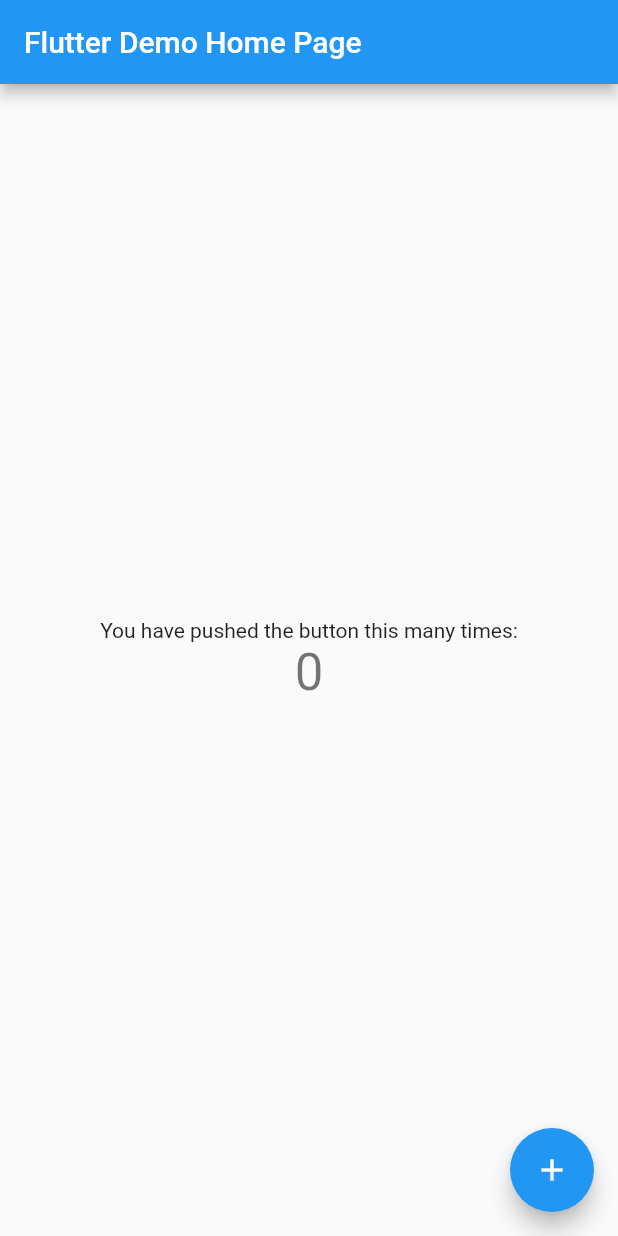
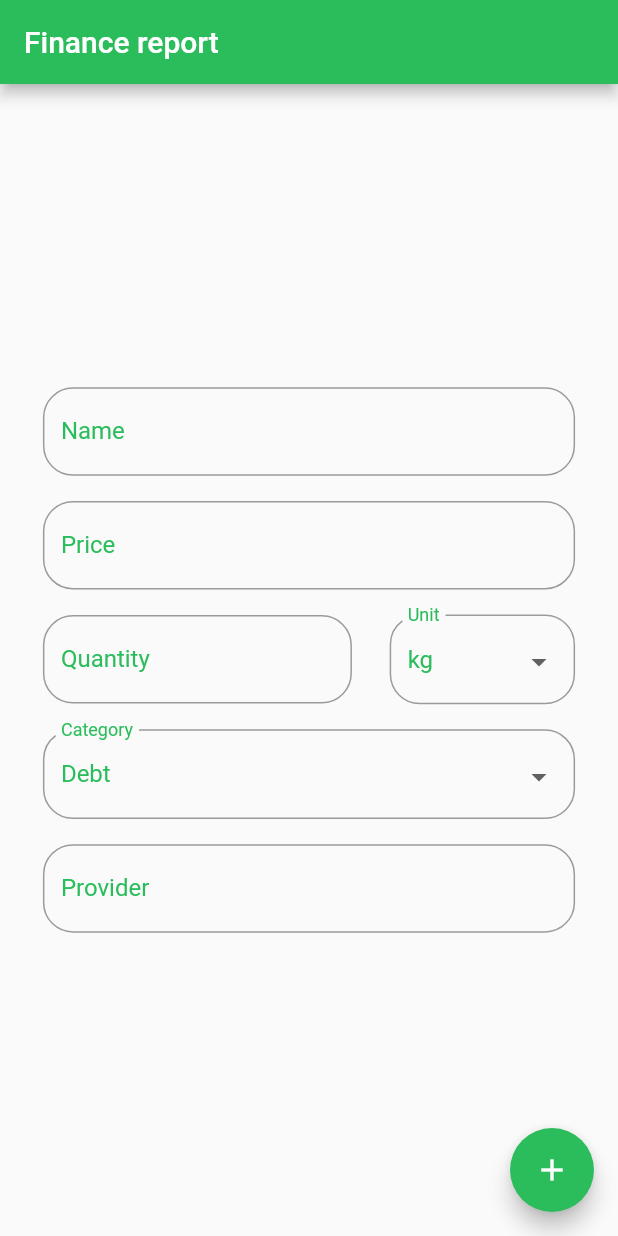
Before and after one commit to IgorTurcan/finance_report, a Flutter app: the screen it shows after launch, on a phone screen of 412 x 824 dp. Run offline on Flutter 3.47's test engine with Material 2 defaults, Android fonts, the phone set to English and light mode, and no system bars; our stand-ins replace flutter_screenutil, get.

Commit message:
Added basic layout

```diff
--- /dev/null
+++ b/lib/add_expense/add_expende_page.dart
@@ -0,0 +1,102 @@
+import 'package:finance_report/add_expense/controller/add_expense_controller.dart';
+import 'package:finance_report/add_expense/widgets/input_field.dart';
+import 'package:flutter/material.dart';
+import 'package:flutter_screenutil/flutter_screenutil.dart';
+import 'package:get/get.dart';
+
+import '../constants/app_colors.dart';
+import 'widgets/select_field.dart';
+
+class AddExpensePage extends StatelessWidget {
+  const AddExpensePage({Key? key}) : super(key: key);
+
+  @override
+  Widget build(BuildContext context) {
+    Get.lazyPut(() => AddExpenseController());
+    AddExpenseController controller = Get.find();
+
+    return Scaffold(
+      resizeToAvoidBottomInset: true,
+      appBar: AppBar(
+        backgroundColor: AppColors.standardColor,
+        title: const Text('Finance report'),
+      ),
+      body: Center(
+        child: Padding(
+          padding: EdgeInsets.only(left: 100.w, right: 100.w),
+          child: Obx(
+            () => SingleChildScrollView(
+              child: ListView(
+                shrinkWrap: true,
+                physics: const AlwaysScrollableScrollPhysics(),
+                children: <Widget>[
+                  InputField(
+                    labelText: controller.nameLabelText,
+                    controller: controller.nameTextEditingController.value,
+                  ),
+                  SizedBox(height: 60.h),
+                  InputField(
+                    labelText: controller.priceLabelText,
+                    controller: controller.priceTextEditingController.value,
+                  ),
+                  SizedBox(height: 60.h),
+                  Row(
+                    children: [
+                      SizedBox(
+                        width: 0.5.sw,
+                        child: InputField(
+                          labelText: controller.quantityLabelText,
+                          controller: controller.quantityTextEditingController.value,
+                        ),
+                      ),
+                      Expanded(child: Container()),
+                      SizedBox(
+                        width: 0.3.sw,
+                        child: SelectField(
+                          labelText: controller.measureUnitLabelText,
+                          valueList: controller.measureUnits,
+                          selectedValue: controller.selectedMeasureUnit.value,
+                          selectCallback: controller.selectedMeasureUnit,
+                        ),
+                      ),
+                    ],
+                  ),
+                  SizedBox(height: 60.h),
+                  SelectField(
+                    labelText: controller.expenseCategoryLabelText,
+                    valueList: controller.expenseCategories,
+                    selectedValue: controller.selectedExpenseCategory.value,
+                    selectCallback: controller.selectedExpenseCategory,
+                  ),
+                  SizedBox(height: 60.h),
+                  InputField(
+                    labelText: controller.providerLabelText,
+                    controller: controller.providerTextEditingController.value,
+                  ),
+                  // KeyboardContainer(),
+                ],
+              ),
+            ),
+          ),
+        ),
+      ),
+      floatingActionButton: FloatingActionButton(
+        backgroundColor: AppColors.standardColor,
+        onPressed: () {},
+        tooltip: 'Add',
+        child: const Icon(Icons.add),
+      ),
+    );
+  }
+}
+
+class KeyboardContainer extends StatelessWidget {
+  const KeyboardContainer({Key? key}) : super(key: key);
+
+  @override
+  Widget build(BuildContext context) {
+    return Container(
+      height: MediaQuery.of(context).viewInsets.bottom,
+    );
+  }
+}
--- /dev/null
+++ b/lib/add_expense/controller/add_expense_controller.dart
@@ -0,0 +1,54 @@
+import 'package:flutter/material.dart';
+import 'package:get/get.dart';
+
+class AddExpenseController extends GetxController with StateMixin {
+  final String nameLabelText = 'Name';
+  var nameTextEditingController = TextEditingController().obs;
+
+  final String priceLabelText = 'Price';
+  var priceTextEditingController = TextEditingController().obs;
+
+  final String quantityLabelText = 'Quantity';
+  var quantityTextEditingController = TextEditingController().obs;
+
+  final String measureUnitLabelText = 'Unit';
+  final measureUnits = const <String>[
+    'kg',
+    'l',
+    'pieces',
+  ];
+  var selectedMeasureUnit = ''.obs;
+
+  final String expenseCategoryLabelText = 'Category';
+  final expenseCategories = const <String>[
+    'Debt',
+    'Mission',
+    'Savings/Investments',
+    'Needs (Fixed)',
+    'Needs (Variable)',
+    'Wants'
+  ];
+  var selectedExpenseCategory = ''.obs;
+
+  final String providerLabelText = 'Provider';
+  var providerTextEditingController = TextEditingController().obs;
+
+  @override
+  void onInit() {
+    selectedMeasureUnit.value = measureUnits[0];
+    selectedExpenseCategory.value = expenseCategories[0];
+    super.onInit();
+  }
+
+  void selectUnit(String? option) {
+    if (option != null) {
+      selectedExpenseCategory.value = option;
+    }
+  }
+
+  void selectExpenseCategory(String? option) {
+    if (option != null) {
+      selectedExpenseCategory.value = option;
+    }
+  }
+}
--- /dev/null
+++ b/lib/add_expense/models/expense.dart
@@ -0,0 +1,18 @@
+class Expense {
+  final DateTime date;
+  final String name;
+  final int prince;
+  final int quantity;
+  final String unit;
+  final String category;
+  final String provider;
+
+  Expense({
+    required this.name,
+    required this.prince,
+    required this.quantity,
+    required this.unit,
+    required this.category,
+    required this.provider,
+  }) : date = DateTime.now();
+}
--- /dev/null
+++ b/lib/add_expense/widgets/input_field.dart
@@ -0,0 +1,31 @@
+import 'package:finance_report/constants/app_colors.dart';
+import 'package:flutter/material.dart';
+import 'package:flutter_screenutil/flutter_screenutil.dart';
+
+import '../../constants/app_text_styles.dart';
+
+class InputField extends StatelessWidget {
+  final String labelText;
+  final TextEditingController controller;
+
+  const InputField({Key? key, required this.labelText, required this.controller}) : super(key: key);
+
+  @override
+  Widget build(BuildContext context) {
+    return TextField(
+      controller: controller,
+      cursorColor: AppColors.standardColor,
+      decoration: InputDecoration(
+        border: OutlineInputBorder(
+          borderRadius: BorderRadius.circular(20.0),
+        ),
+        focusedBorder: OutlineInputBorder(
+          borderSide: BorderSide(color: AppColors.standardColor, width: 3.w),
+          borderRadius: BorderRadius.circular(20.0),
+        ),
+        labelText: labelText,
+        labelStyle: AppTextStyles.standardTextStyle16,
+      ),
+    );
+  }
+}
--- /dev/null
+++ b/lib/add_expense/widgets/select_field.dart
@@ -0,0 +1,52 @@
+import 'package:flutter/material.dart';
+import 'package:flutter_screenutil/flutter_screenutil.dart';
+
+import '../../constants/app_text_styles.dart';
+
+class SelectField extends StatelessWidget {
+  final String labelText;
+  final List<String> valueList;
+  final String selectedValue;
+  final Function(String?) selectCallback;
+
+  const SelectField({
+    Key? key,
+    required this.labelText,
+    required this.valueList,
+    required this.selectedValue,
+    required this.selectCallback,
+  }) : super(key: key);
+
+  @override
+  Widget build(BuildContext context) {
+    return SizedBox(
+      height: 215.h,
+      child: FormField<String>(builder: (FormFieldState<String> state) {
+        return InputDecorator(
+          decoration: InputDecoration(
+            labelText: labelText,
+            labelStyle: AppTextStyles.standardTextStyle16,
+            border: OutlineInputBorder(
+              borderRadius: BorderRadius.circular(20.0),
+            ),
+          ),
+          child: DropdownButtonHideUnderline(
+            child: DropdownButton<String>(
+              borderRadius: BorderRadius.circular(20.0),
+              value: selectedValue,
+              elevation: 1,
+              style: AppTextStyles.standardTextStyle16,
+              onChanged: selectCallback,
+              items: valueList.map<DropdownMenuItem<String>>((String value) {
+                return DropdownMenuItem(
+                  value: value,
+                  child: Text(value),
+                );
+              }).toList(),
+            ),
+          ),
+        );
+      }),
+    );
+  }
+}
--- /dev/null
+++ b/lib/constants/app_colors.dart
@@ -0,0 +1,7 @@
+import 'package:flutter/material.dart';
+
+class AppColors {
+  static const Color standardColor = Color(0xFF2BBD5C);
+  static const Color black = Color(0xFF000000);
+
+}
--- /dev/null
+++ b/lib/constants/app_text_styles.dart
@@ -0,0 +1,9 @@
+import 'package:finance_report/constants/app_colors.dart';
+import 'package:flutter/cupertino.dart';
+
+class AppTextStyles {
+  static const standardTextStyle16 = TextStyle(
+    color: AppColors.standardColor,
+    fontSize: 16
+  );
+}
--- a/lib/main.dart
+++ b/lib/main.dart
@@ -1,4 +1,8 @@
 import 'package:flutter/material.dart';
+import 'package:flutter_screenutil/flutter_screenutil.dart';
+import 'package:get/get.dart';
+
+import 'add_expense/add_expende_page.dart';
 
 void main() {
   runApp(const MyApp());
@@ -7,103 +11,17 @@ void main() {
 class MyApp extends StatelessWidget {
   const MyApp({Key? key}) : super(key: key);
 
-  // This widget is the root of your application.
   @override
   Widget build(BuildContext context) {
-    return MaterialApp(
-      title: 'Flutter Demo',
-      theme: ThemeData(
-        // This is the theme of your application.
-        //
-        // Try running your application with "flutter run". You'll see the
-        primarySwatch: Colors.blue,
-      ),
-      home: const MyHomePage(title: 'Flutter Demo Home Page'),
-    );
+    return ScreenUtilInit(
+        designSize: const Size(1440, 2960),
+        splitScreenMode: true,
+        builder: () {
+          return const GetMaterialApp(
+            debugShowCheckedModeBanner: false,
+            title: 'Finance report',
+            home: AddExpensePage(),
+          );
+        });
   }
 }
-
-class MyHomePage extends StatefulWidget {
-  const MyHomePage({Key? key, required this.title}) : super(key: key);
-
-  // This widget is the home page of your application. It is stateful, meaning
-  // that it has a State object (defined below) that contains fields that affect
-  // how it looks.
-
-  // This class is the configuration for the state. It holds the values (in this
-  // case the title) provided by the parent (in this case the App widget) and
-  // used by the build method of the State. Fields in a Widget subclass are
-  // always marked "final".
-
-  final String title;
-
-  @override
-  State<MyHomePage> createState() => _MyHomePageState();
-}
-
-class _MyHomePageState extends State<MyHomePage> {
-  int _counter = 0;
-
-  void _incrementCounter() {
-    setState(() {
-      // This call to setState tells the Flutter framework that something has
-      // changed in this State, which causes it to rerun the build method below
-      // so that the display can reflect the updated values. If we changed
-      // _counter without calling setState(), then the build method would not be
-      // called again, and so nothing would appear to happen.
-      _counter++;
-    });
-  }
-
-  @override
-  Widget build(BuildContext context) {
-    // This method is rerun every time setState is called, for instance as done
-    // by the _incrementCounter method above.
-    //
-    // The Flutter framework has been optimized to make rerunning build methods
-    // fast, so that you can just rebuild anything that needs updating rather
-    // than having to individually change instances of widgets.
-    return Scaffold(
-      appBar: AppBar(
-        // Here we take the value from the MyHomePage object that was created by
-        // the App.build method, and use it to set our appbar title.
-        title: Text(widget.title),
-      ),
-      body: Center(
-        // Center is a layout widget. It takes a single child and positions it
-        // in the middle of the parent.
-        child: Column(
-          // Column is also a layout widget. It takes a list of children and
-          // arranges them vertically. By default, it sizes itself to fit its
-          // children horizontally, and tries to be as tall as its parent.
-          //
-          // Invoke "debug painting" (press "p" in the console, choose the
-          // "Toggle Debug Paint" action from the Flutter Inspector in Android
-          // Studio, or the "Toggle Debug Paint" command in Visual Studio Code)
-          // to see the wireframe for each widget.
-          //
-          // Column has various properties to control how it sizes itself and
-          // how it positions its children. Here we use mainAxisAlignment to
-          // center the children vertically; the main axis here is the vertical
-          // axis because Columns are vertical (the cross axis would be
-          // horizontal).
-          mainAxisAlignment: MainAxisAlignment.center,
-          children: <Widget>[
-            const Text(
-              'You have pushed the button this many times:',
-            ),
-            Text(
-              '$_counter',
-              style: Theme.of(context).textTheme.headline4,
-            ),
-          ],
-        ),
-      ),
-      floatingActionButton: FloatingActionButton(
-        onPressed: _incrementCounter,
-        tooltip: 'Increment',
-        child: const Icon(Icons.add),
-      ), // This trailing comma makes auto-formatting nicer for build methods.
-    );
-  }
-}
```
Also changed, not shown: pubspec.yaml (+3 -69 lines), pubspec.lock.
